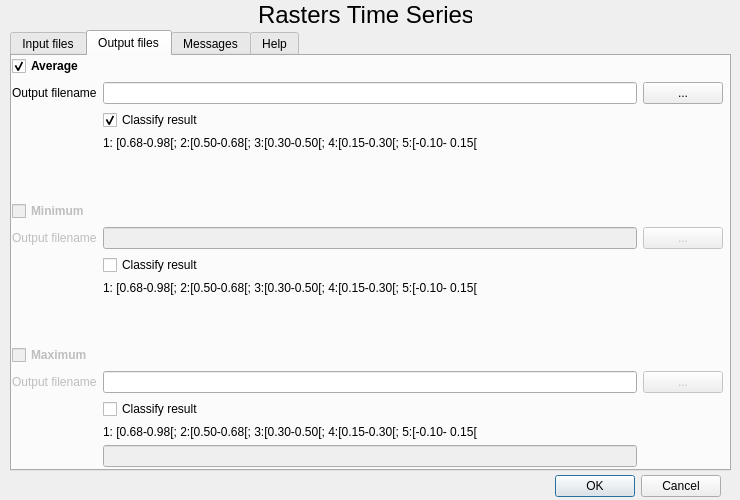
Before: the Qt Designer form rcmrdTSerieries/rcmrd_tseries_dialog_base.ui in BrunoCombal/qgis_plugins, drawn with Qt 5.
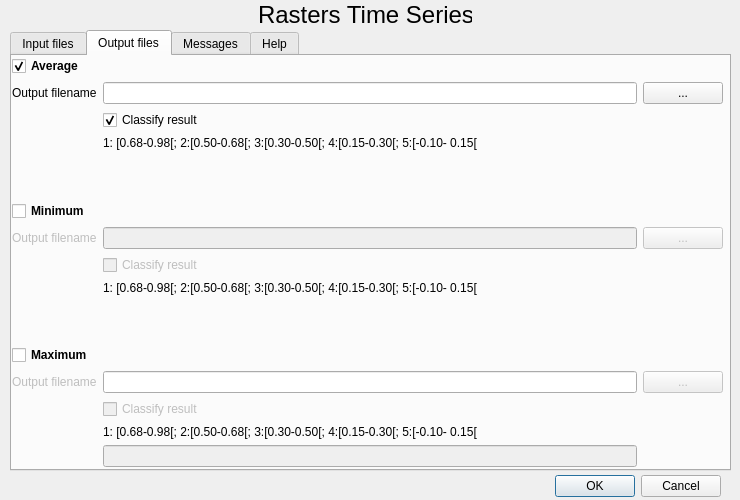
After: the same form once the commit is applied. The open tabs and pages were chosen to show the change.

Commit message: GUI now supports checkState for min and max

Diff of the .ui file:
```diff
--- a/rcmrdTSerieries/rcmrd_tseries_dialog_base.ui
+++ b/rcmrdTSerieries/rcmrd_tseries_dialog_base.ui
@@ -356,7 +356,7 @@
       <item row="6" column="0">
        <widget class="QCheckBox" name="checkMinimum">
         <property name="enabled">
-         <bool>false</bool>
+         <bool>true</bool>
         </property>
         <property name="font">
          <font>
@@ -437,7 +437,7 @@
       <item row="11" column="0">
        <widget class="QCheckBox" name="checkMaximum">
         <property name="enabled">
-         <bool>false</bool>
+         <bool>true</bool>
         </property>
         <property name="font">
          <font>
@@ -516,13 +516,19 @@
       </item>
       <item row="8" column="2">
        <widget class="QCheckBox" name="checkClassifyMinimum">
+        <property name="enabled">
+         <bool>false</bool>
+        </property>
         <property name="text">
          <string>Classify result</string>
         </property>
        </widget>
       </item>
       <item row="13" column="2">
-       <widget class="QCheckBox" name="checkClassifyMaximum_2">
+       <widget class="QCheckBox" name="checkClassifyMaximum">
+        <property name="enabled">
+         <bool>false</bool>
+        </property>
         <property name="text">
          <string>Classify result</string>
         </property>
```
Left out of the diff: 4 changed lines with no effect on the pictures. The commit also changes 1 other file.
